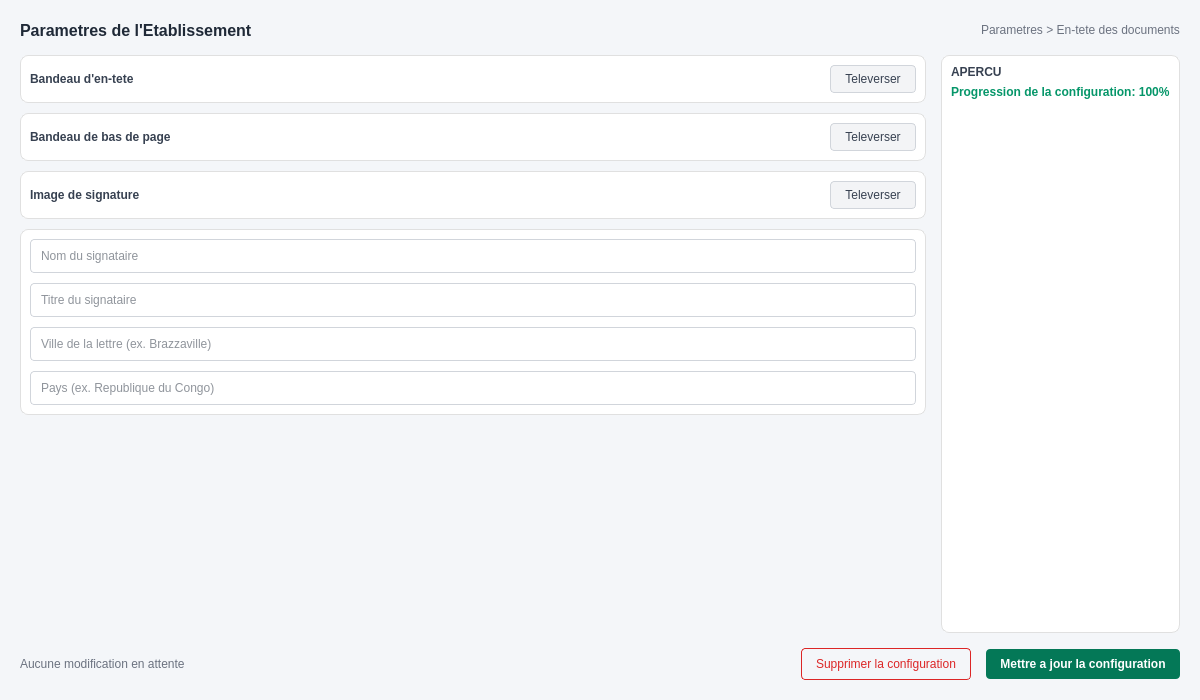
The window that ui/ui_files/parametres/parametres.ui (laudesmassamba1-ai/Logiciel-de-gestion-scolaire) describes before a commit, drawn with Qt 5.
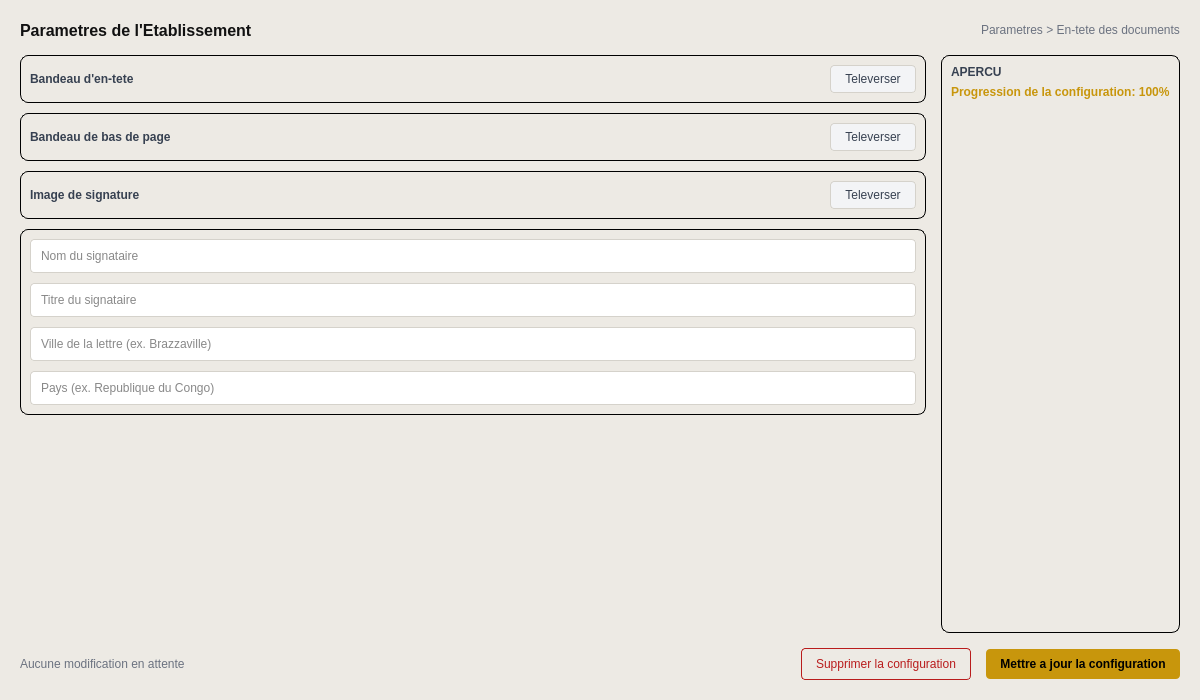
The same window after the commit.

```diff
--- a/ui/ui_files/parametres/parametres.ui
+++ b/ui/ui_files/parametres/parametres.ui
@@ -14,7 +14,7 @@
    <string>Parametres de l'Etablissement</string>
   </property>
   <property name="styleSheet">
-   <string>background-color: #f4f6f9;</string>
+   <string>background-color: #EDEAE4;</string>
   </property>
   <layout class="QVBoxLayout" name="verticalLayout">
        <property name="spacing">
@@ -37,7 +37,7 @@
          <item>
           <widget class="QLabel" name="lbl_title">
            <property name="styleSheet">
-            <string>color: #1f2937; font-size: 16px; font-weight: bold;</string>
+            <string>color: #111111; font-size: 16px; font-weight: bold;</string>
            </property>
            <property name="text">
             <string>Parametres de l'Etablissement</string>
@@ -110,7 +110,7 @@
              <item>
               <widget class="QFrame" name="card1">
                <property name="styleSheet">
-                <string>background-color: #ffffff; border: 1px solid #e0e0e0; border-radius: 8px;</string>
+                <string>background-color: transparent; color: #000000; border: 1px solid #000000; border-radius: 8px;</string>
                </property>
                <layout class="QHBoxLayout" name="horizontalLayout_Card1">
                 <item>
@@ -139,7 +139,7 @@
                 <item>
                  <widget class="QPushButton" name="btn_upload1">
                   <property name="styleSheet">
-                   <string>background-color: #f3f4f6; color: #374151; border: 1px solid #d1d5db; border-radius: 4px; padding: 6px 14px;</string>
+                   <string>background-color: #f3f4f6; color: #374151; border: 1px solid #D5D2CB; border-radius: 4px; padding: 6px 14px;</string>
                   </property>
                   <property name="text">
                    <string>Televerser</string>
@@ -152,7 +152,7 @@
              <item>
               <widget class="QFrame" name="card2">
                <property name="styleSheet">
-                <string>background-color: #ffffff; border: 1px solid #e0e0e0; border-radius: 8px;</string>
+                <string>background-color: transparent; color: #000000; border: 1px solid #000000; border-radius: 8px;</string>
                </property>
                <layout class="QHBoxLayout" name="horizontalLayout_Card2">
                 <item>
@@ -181,7 +181,7 @@
                 <item>
                  <widget class="QPushButton" name="btn_upload2">
                   <property name="styleSheet">
-                   <string>background-color: #f3f4f6; color: #374151; border: 1px solid #d1d5db; border-radius: 4px; padding: 6px 14px;</string>
+                   <string>background-color: #f3f4f6; color: #374151; border: 1px solid #D5D2CB; border-radius: 4px; padding: 6px 14px;</string>
                   </property>
                   <property name="text">
                    <string>Televerser</string>
@@ -194,7 +194,7 @@
              <item>
               <widget class="QFrame" name="card3">
                <property name="styleSheet">
-                <string>background-color: #ffffff; border: 1px solid #e0e0e0; border-radius: 8px;</string>
+                <string>background-color: transparent; color: #000000; border: 1px solid #000000; border-radius: 8px;</string>
                </property>
                <layout class="QHBoxLayout" name="horizontalLayout_Card3">
                 <item>
@@ -223,7 +223,7 @@
                 <item>
                  <widget class="QPushButton" name="btn_upload3">
                   <property name="styleSheet">
-                   <string>background-color: #f3f4f6; color: #374151; border: 1px solid #d1d5db; border-radius: 4px; padding: 6px 14px;</string>
+                   <string>background-color: #f3f4f6; color: #374151; border: 1px solid #D5D2CB; border-radius: 4px; padding: 6px 14px;</string>
                   </property>
                   <property name="text">
                    <string>Televerser</string>
@@ -236,7 +236,7 @@
              <item>
               <widget class="QFrame" name="card_inputs">
                <property name="styleSheet">
-                <string>background-color: #ffffff; border: 1px solid #e0e0e0; border-radius: 8px;</string>
+                <string>background-color: transparent; color: #000000; border: 1px solid #000000; border-radius: 8px;</string>
                </property>
                <layout class="QVBoxLayout" name="verticalLayout_Inputs">
                 <property name="spacing">
@@ -245,7 +245,7 @@
                 <item>
                  <widget class="QLineEdit" name="input_signer_name">
                   <property name="styleSheet">
-                   <string>border: 1px solid #d1d5db; border-radius: 4px; padding: 8px; background: #ffffff; color: #1f2937;</string>
+                   <string>border: 1px solid #D5D2CB; border-radius: 4px; padding: 8px; background: #FFFFFF; color: #111111;</string>
                   </property>
                   <property name="placeholderText">
                    <string>Nom du signataire</string>
@@ -255,7 +255,7 @@
                 <item>
                  <widget class="QLineEdit" name="input_signer_title">
                   <property name="styleSheet">
-                   <string>border: 1px solid #d1d5db; border-radius: 4px; padding: 8px; background: #ffffff; color: #1f2937;</string>
+                   <string>border: 1px solid #D5D2CB; border-radius: 4px; padding: 8px; background: #FFFFFF; color: #111111;</string>
                   </property>
                   <property name="placeholderText">
                    <string>Titre du signataire</string>
@@ -265,7 +265,7 @@
                 <item>
                  <widget class="QLineEdit" name="input_city">
                   <property name="styleSheet">
-                   <string>border: 1px solid #d1d5db; border-radius: 4px; padding: 8px; background: #ffffff; color: #1f2937;</string>
+                   <string>border: 1px solid #D5D2CB; border-radius: 4px; padding: 8px; background: #FFFFFF; color: #111111;</string>
                   </property>
                   <property name="placeholderText">
                    <string>Ville de la lettre (ex. Brazzaville)</string>
@@ -275,7 +275,7 @@
                 <item>
                  <widget class="QLineEdit" name="input_country">
                   <property name="styleSheet">
-                   <string>border: 1px solid #d1d5db; border-radius: 4px; padding: 8px; background: #ffffff; color: #1f2937;</string>
+                   <string>border: 1px solid #D5D2CB; border-radius: 4px; padding: 8px; background: #FFFFFF; color: #111111;</string>
                   </property>
                   <property name="placeholderText">
                    <string>Pays (ex. Republique du Congo)</string>
@@ -311,7 +311,7 @@
             </size>
            </property>
            <property name="styleSheet">
-            <string>background-color: #ffffff; border: 1px solid #e0e0e0; border-radius: 8px;</string>
+            <string>background-color: transparent; color: #000000; border: 1px solid #000000; border-radius: 8px;</string>
            </property>
            <layout class="QVBoxLayout" name="verticalLayout_Preview">
             <item>
@@ -327,7 +327,7 @@
             <item>
              <widget class="QLabel" name="lbl_progression">
               <property name="styleSheet">
-               <string>color: #059669; font-weight: bold; border: none;</string>
+               <string>color: #C8960C; font-weight: bold; border: none;</string>
               </property>
               <property name="text">
                <string>Progression de la configuration: 100%</string>
@@ -380,7 +380,7 @@
          <item>
           <widget class="QPushButton" name="btn_delete">
            <property name="styleSheet">
-            <string>color: #dc2626; background: transparent; border: 1px solid #dc2626; border-radius: 4px; padding: 8px 14px;</string>
+            <string>color: #B91C1C; background: transparent; border: 1px solid #B91C1C; border-radius: 4px; padding: 8px 14px;</string>
            </property>
            <property name="text">
             <string>Supprimer la configuration</string>
@@ -390,7 +390,7 @@
          <item>
           <widget class="QPushButton" name="btn_update">
            <property name="styleSheet">
-            <string>color: #ffffff; background-color: #047857; border-radius: 4px; padding: 8px 14px; font-weight: bold;</string>
+            <string>color: #000000; background-color: #C8960C; border-radius: 4px; padding: 8px 14px; font-weight: bold;</string>
            </property>
            <property name="text">
             <string>Mettre a jour la configuration</string>
```
